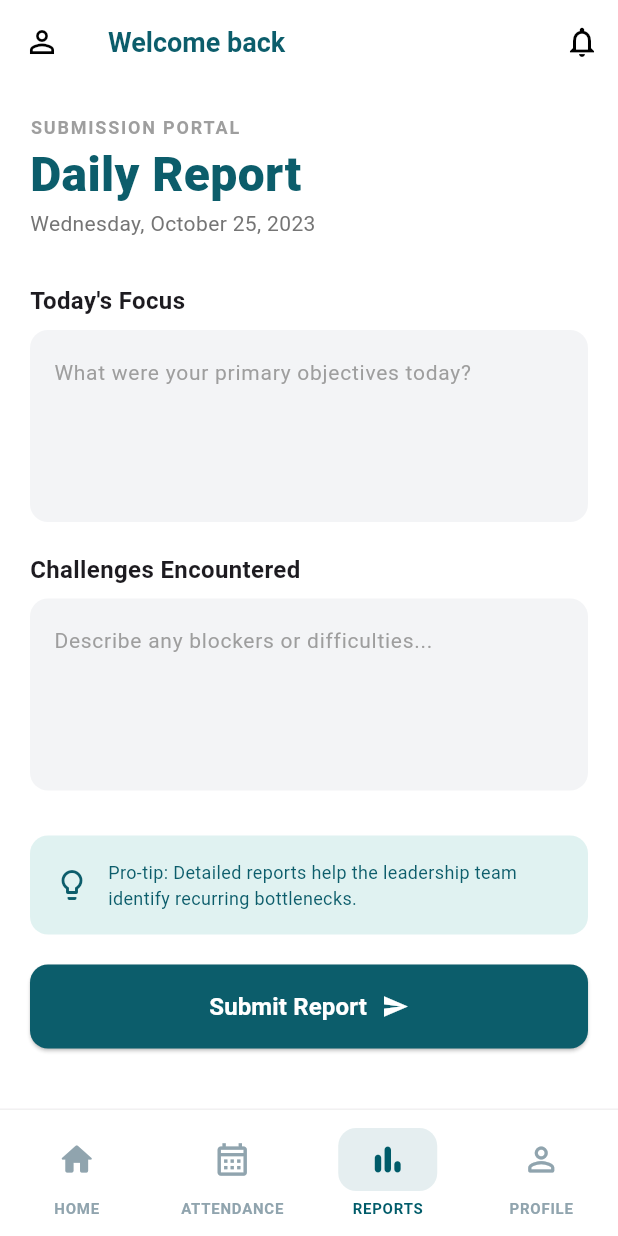
After one commit to sujay-png/redhr_mobile-app, a Flutter app: the DailyReportScreen screen opened by its route, on a phone screen of 412 x 824 dp. The commit adds this screen. Run offline on Flutter 3.47's test engine with Material 3 defaults, Android fonts, the phone set to English and light mode, and no system bars; our stand-ins replace camera, firebase_auth, firebase_core, geolocator, go_router, shared_preferences; accounts and stored records are empty.

Commit message:
worked on reports

```diff
--- a/lib/main.dart
+++ b/lib/main.dart
@@ -6,6 +6,7 @@ import 'package:redhr_mobile_app/auth/login.dart';
 import 'package:redhr_mobile_app/homepage.dart';
 import 'package:redhr_mobile_app/nav/shell.dart';
 import 'package:redhr_mobile_app/attendance_camera_screen.dart';
+import 'package:redhr_mobile_app/reports.dart';
 
 Future<void> main() async {
   WidgetsFlutterBinding.ensureInitialized();
@@ -62,7 +63,7 @@ class MainApp extends StatelessWidget {
             routes: [
               GoRoute(
                 path: '/reports',
-                builder: (context, state) => const Scaffold(body: Center(child: Text("Reports"))),
+                builder: (context, state) => const DailyReportScreen(),
               ),
             ],
           ),
--- /dev/null
+++ b/lib/reports.dart
@@ -0,0 +1,117 @@
+import 'package:flutter/material.dart';
+
+class DailyReportScreen extends StatefulWidget {
+  const DailyReportScreen({super.key});
+
+  @override
+  State<DailyReportScreen> createState() => DailyReportScreenState();
+}
+
+class DailyReportScreenState extends State<DailyReportScreen> {
+  final Color primaryTeal = const Color(0xFF0C5D6B);
+  final TextEditingController focusController = TextEditingController();
+  final TextEditingController challengeController = TextEditingController();
+  String? selectedDuration;
+
+  @override
+  Widget build(BuildContext context) {
+    return Scaffold(
+      backgroundColor: Colors.white,
+      appBar: AppBar(
+        backgroundColor: Colors.white,
+        elevation: 0,
+        leading: const Icon(Icons.person_outline, color: Colors.black),
+        title: const Text("Welcome back", style: TextStyle(color: Color(0xFF0C5D6B), fontSize: 18, fontWeight: FontWeight.bold)),
+        actions: [
+          IconButton(onPressed: () {}, icon: const Icon(Icons.notifications_none, color: Colors.black))
+        ],
+      ),
+      body: SingleChildScrollView(
+        padding: const EdgeInsets.all(20),
+        child: Column(
+          crossAxisAlignment: CrossAxisAlignment.start,
+          children: [
+            const Text("SUBMISSION PORTAL", style: TextStyle(color: Colors.grey, letterSpacing: 1.2, fontSize: 12, fontWeight: FontWeight.bold)),
+            const Text("Daily Report", style: TextStyle(fontSize: 32, fontWeight: FontWeight.w900, color: Color(0xFF0C5D6B))),
+            Text("Wednesday, October 25, 2023", style: TextStyle(color: Colors.grey.shade600)),
+            const SizedBox(height: 30),
+
+            reportFieldTitle("Today's Focus"),
+            reportTextArea("What were your primary objectives today?", focusController),
+
+            const SizedBox(height: 20),
+
+            reportFieldTitle("Challenges Encountered"),
+            reportTextArea("Describe any blockers or difficulties...", challengeController),
+
+
+            const SizedBox(height: 30),
+
+            // Pro-tip Card
+            Container(
+              padding: const EdgeInsets.all(16),
+              decoration: BoxDecoration(
+                color: const Color(0xFFE0F2F1),
+                borderRadius: BorderRadius.circular(12),
+              ),
+              child: const Row(
+                children: [
+                  Icon(Icons.lightbulb_outline, color: Color(0xFF0C5D6B)),
+                  SizedBox(width: 12),
+                  Expanded(
+                    child: Text(
+                      "Pro-tip: Detailed reports help the leadership team identify recurring bottlenecks.",
+                      style: TextStyle(fontSize: 12, color: Color(0xFF0C5D6B)),
+                    ),
+                  )
+                ],
+              ),
+            ),
+
+            const SizedBox(height: 20),
+
+            ElevatedButton(
+              onPressed: () {
+                // Logic to submit to Supabase/MariaDB
+              },
+              style: ElevatedButton.styleFrom(
+                backgroundColor: primaryTeal,
+                minimumSize: const Size(double.infinity, 56),
+                shape: RoundedRectangleBorder(borderRadius: BorderRadius.circular(12)),
+              ),
+              child: const Row(
+                mainAxisAlignment: MainAxisAlignment.center,
+                children: [
+                  Text("Submit Report", style: TextStyle(fontSize: 16, fontWeight: FontWeight.bold, color: Colors.white)),
+                  SizedBox(width: 10),
+                  Icon(Icons.send, size: 18, color: Colors.white),
+                ],
+              ),
+            ),
+          ],
+        ),
+      ),
+    );
+  }
+
+  Widget reportFieldTitle(String title) {
+    return Padding(
+      padding: const EdgeInsets.only(bottom: 8),
+      child: Text(title, style: const TextStyle(fontWeight: FontWeight.bold, fontSize: 16)),
+    );
+  }
+
+  Widget reportTextArea(String hint, TextEditingController controller) {
+    return TextField(
+      controller: controller,
+      maxLines: 4,
+      decoration: InputDecoration(
+        hintText: hint,
+        hintStyle: const TextStyle(color: Colors.grey, fontSize: 14),
+        filled: true,
+        fillColor: const Color(0xFFF3F4F6),
+        border: OutlineInputBorder(borderRadius: BorderRadius.circular(12), borderSide: BorderSide.none),
+      ),
+    );
+  }
+}
```
Also changed, not shown: lib/attendance_camera_screen.dart (+1 -7 lines).
